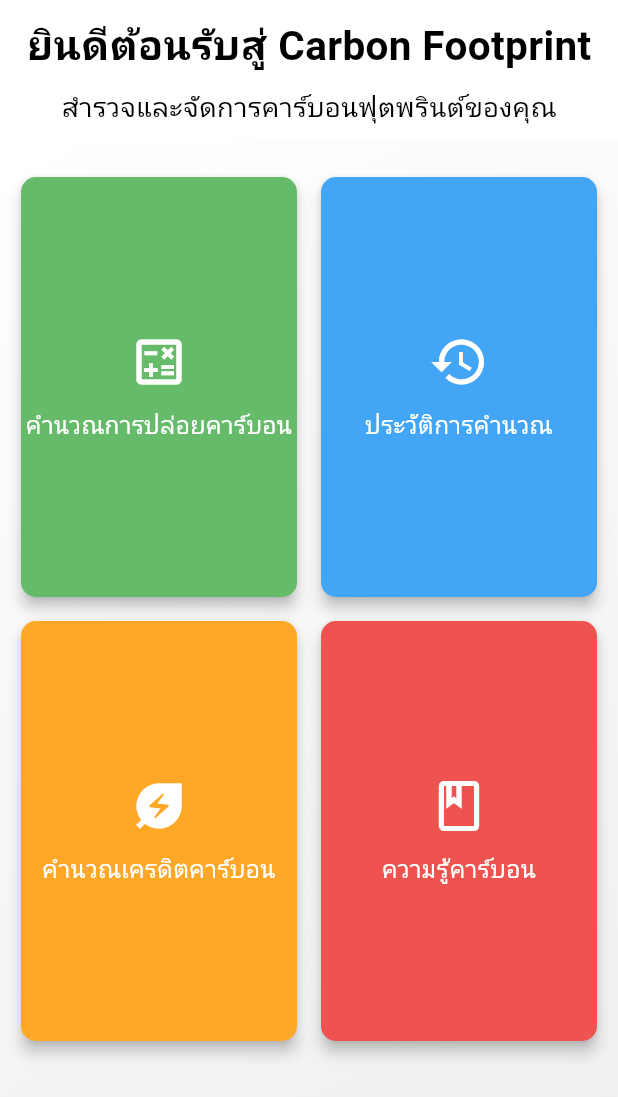
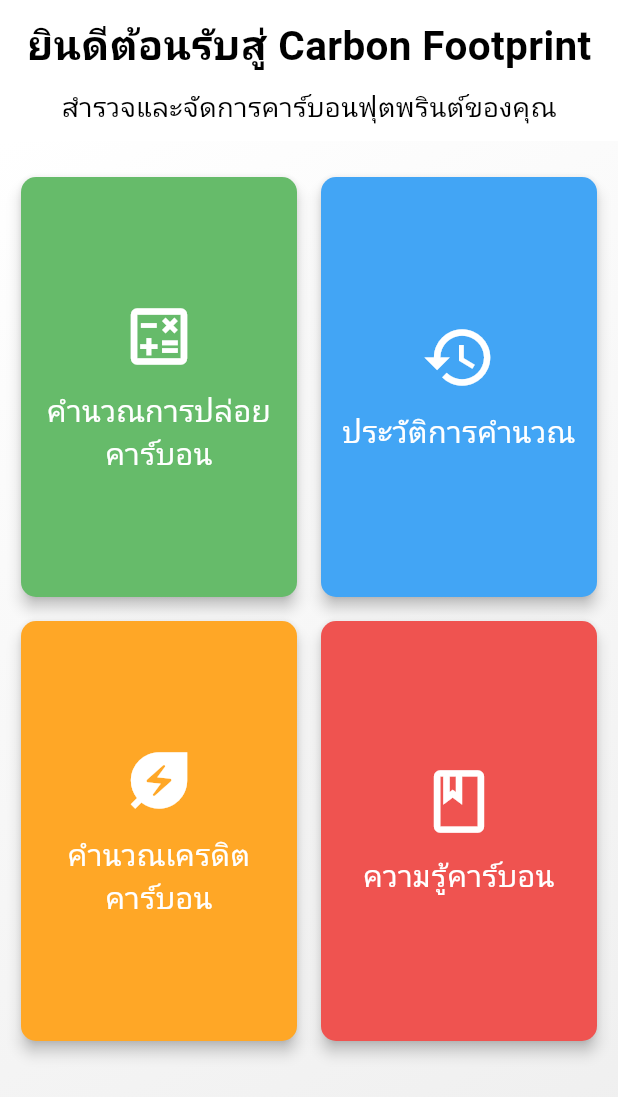
Before and after one commit to gofooq/project, a Flutter app: the HomeScreen screen opened directly, on a phone screen of 412 x 824 dp. Shown: the top 1097 px of the screen. Run offline on Flutter 3.47's test engine with Material 3 defaults, Android fonts, the phone set to English and light mode, and no system bars; our stand-ins replace cloud_firestore, curved_navigation_bar, firebase_auth, firebase_core, firebase_database, firebase_storage and 3 more; accounts and stored records are empty.

Commit message:
first commit

```diff
--- a/lib/Screen/carbon_credit_screen.dart
+++ b/lib/Screen/carbon_credit_screen.dart
@@ -108,7 +108,7 @@ class _CarbonCreditScreenState extends State<CarbonCreditScreen> {
           SizedBox(height: 16),
           DropdownButton<int>(
             value: _numberOfTrees,
-            items: List.generate(10, (index) => index + 1)
+            items: List.generate(20, (index) => index + 1)
                 .map((number) => DropdownMenuItem(
                       value: number,
                       child: Text(number.toString()),
--- a/lib/main.dart
+++ b/lib/main.dart
@@ -492,12 +492,12 @@ class HomeScreen extends StatelessWidget {
           child: Column(
             mainAxisAlignment: MainAxisAlignment.center,
             children: [
-              Icon(icon, size: 40, color: Colors.white),
+              Icon(icon, size: 50, color: Colors.white),
               SizedBox(height: 10),
               Text(
                 title,
                 textAlign: TextAlign.center,
-                style: TextStyle(color: Colors.white, fontSize: 16),
+                style: TextStyle(color: Colors.white, fontSize: 20),
               ),
             ],
           ),
```
